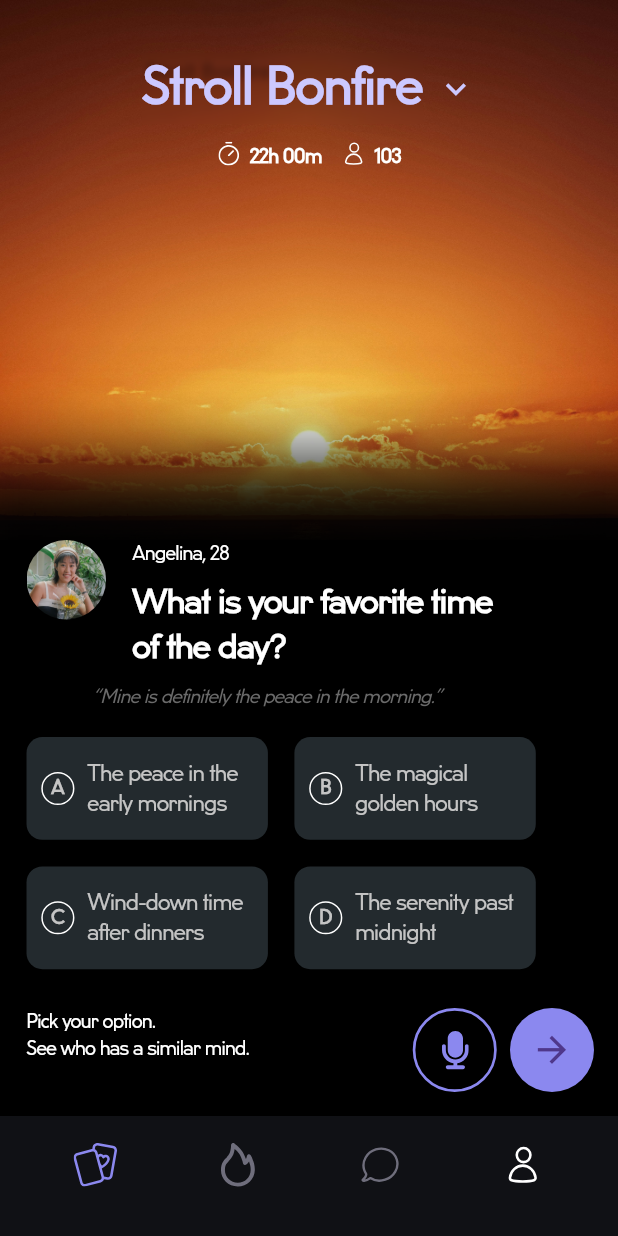
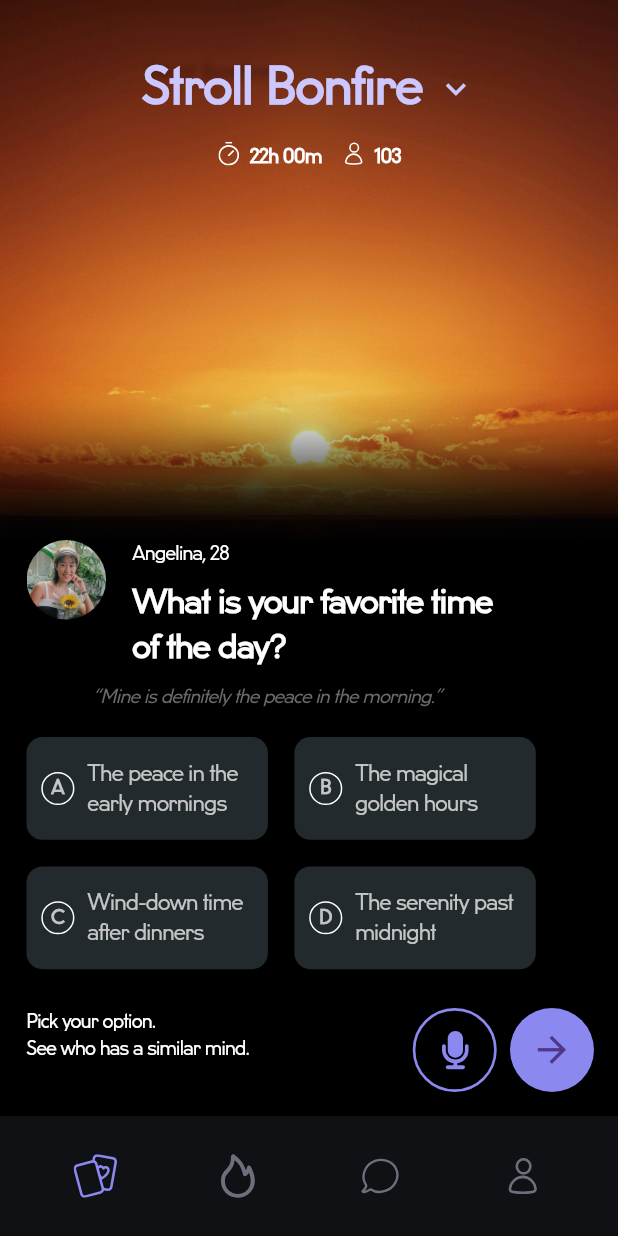
Before and after one commit to Chigozie743/stroll_test, a Flutter app: the screen it shows after launch, on a phone screen of 412 x 824 dp. Run offline on Flutter 3.47's test engine with Material 3 defaults, Android fonts, the phone set to English and light mode, and no system bars; our stand-ins replace flutter_riverpod, flutter_screenutil, flutter_svg, page_transition, responsive_builder.

Commit message:
Sixth Commit - Perfecting The Icon Colors

```diff
--- a/lib/constants/widgets/custom_bottom_widget.dart
+++ b/lib/constants/widgets/custom_bottom_widget.dart
@@ -8,13 +8,11 @@ class CustomBottomAppBarItem {
   final double? iconHeight;
   final double? iconWidth;
   final String imageData;
-  final String text;
 
   CustomBottomAppBarItem(
     this.iconHeight,
     this.iconWidth,
     this.imageData,
-    this.text,
   );
 }
 
@@ -108,9 +106,6 @@ class CustomBottomAppBarState extends State<CustomBottomAppBar> {
   }) {
     Color? color =
         _selectedIndex == index ? widget.selectedColor : widget.color;
-    Color? textColor =
-        _selectedIndex == index ? StrollColors.strollBlue
-        : StrollColors.strollIconColor;
 
     Size size = MediaQuery.of(context).size;
     return Expanded(
@@ -135,12 +130,6 @@ class CustomBottomAppBarState extends State<CustomBottomAppBar> {
                   height: item.iconHeight ?? 20.sp, // Use provided value or default
                   width: item.iconWidth ?? 20.sp,
                 ),
-                StrollText(
-                  text: item.text,
-                  textColor: textColor,
-                  fontSize: 12.sp,
-                  fontWeight: FontWeight.w400,
-                ),
               ],
             ),
           ),
--- a/lib/screens/onboarding/main_page.dart
+++ b/lib/screens/onboarding/main_page.dart
@@ -60,18 +60,18 @@ class _MainPageState extends State<MainPage> {
             backgroundColor: StrollColors.strollLightDark,
             activeindex: selectedIndex,
             onTabSelected: _selectedTab,
-            //color: selectedIndex == 4 ? null : null,
+            color: StrollColors.strollIconColor,
             height: 70.sp,
             selectedColor: StrollColors.strollBlue,
             items: [
               CustomBottomAppBarItem(
-                  34.sp, 34.sp, StrollAssetsPath.cardsIcon, "",),
+                  34.sp, 34.sp, StrollAssetsPath.cardsIcon,),
               CustomBottomAppBarItem(
-                  34.sp, 34.sp, StrollAssetsPath.fireIcon, "",),
+                  34.sp, 34.sp, StrollAssetsPath.fireIcon,),
               CustomBottomAppBarItem(
-                  29.sp, 29.sp, StrollAssetsPath.chatBubbleIcon, ""),
+                  29.sp, 29.sp, StrollAssetsPath.chatBubbleIcon,),
               CustomBottomAppBarItem(
-                  29.sp, 29.sp, StrollAssetsPath.userIcon, ""),
+                  29.sp, 29.sp, StrollAssetsPath.userIcon,),
             ],
           ),
         ),
```
